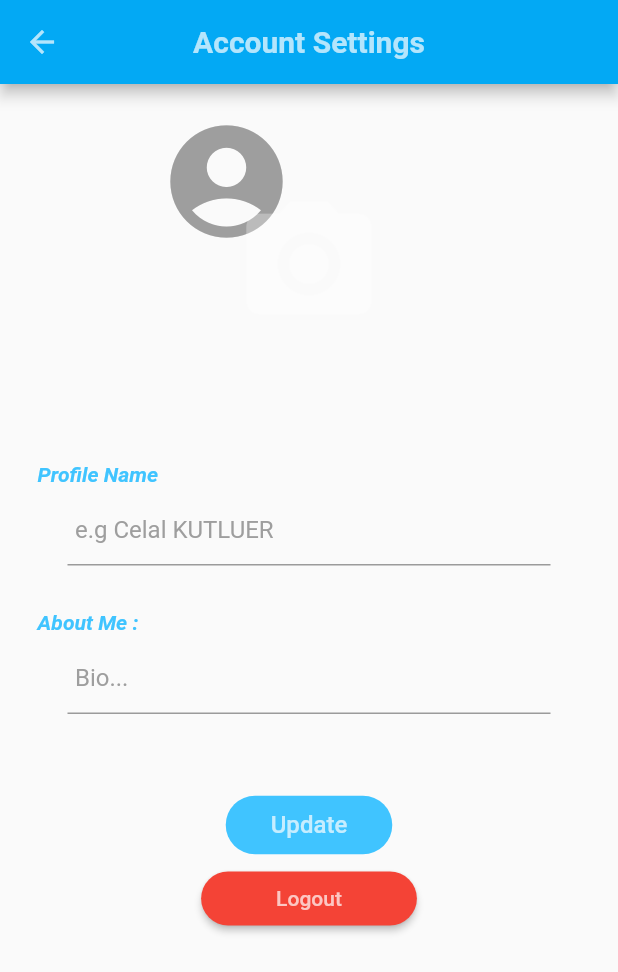
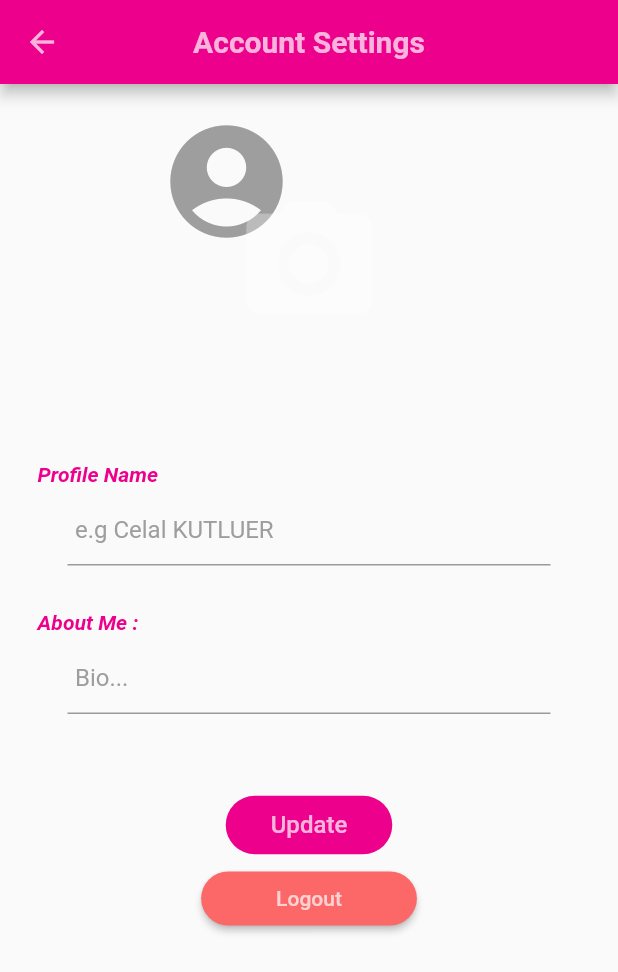
Before and after one commit to celalkutluer/flutter_chat_application, a Flutter app: the HomeScreen screen opened directly with empty values, after a tap on the "settings" icon, on a phone screen of 412 x 824 dp. Shown: the top 972 px of the screen. Run offline on Flutter 3.47's test engine with Material 2 defaults, Android fonts, the phone set to English and light mode, and no system bars; our stand-ins replace cached_network_image, cloud_firestore, firebase_auth, firebase_messaging, firebase_storage, flutter_local_notifications and 5 more; accounts and stored records are empty; network calls fail.

Commit message:
proje renk düzenlemeleri yapıldı.

```diff
--- a/lib/Pages/AccountSettingsPage.dart
+++ b/lib/Pages/AccountSettingsPage.dart
@@ -6,6 +6,7 @@ import 'package:firebase_storage/firebase_storage.dart';
 import 'package:flutter/cupertino.dart';
 import 'package:flutter/material.dart';
 import 'package:flutter_chat_app/Widgets/ProgressWidget.dart';
+import 'package:flutter_chat_app/Widgets/projectColors.dart';
 import 'package:flutter_chat_app/main.dart';
 import 'package:fluttertoast/fluttertoast.dart';
 import 'package:image_picker/image_picker.dart';
@@ -19,7 +20,7 @@ class Settings extends StatelessWidget {
     return Scaffold(
       appBar: AppBar(
         iconTheme: IconThemeData(color: Colors.white70),
-        backgroundColor: Colors.lightBlue,
+        backgroundColor: primaryProjectColor,
         title: Text(
           'Account Settings',
           style: TextStyle(color: Colors.white70, fontWeight: FontWeight.bold),
@@ -55,7 +56,6 @@ class SettingsScreenState extends State<SettingsScreen> {
 
   @override
   void initState() {
-    // TODO: implement initState
     super.initState();
 
     readDataFromLocal();
@@ -170,7 +170,7 @@ class SettingsScreenState extends State<SettingsScreen> {
                                         strokeWidth: 2.0,
                                         valueColor:
                                             AlwaysStoppedAnimation<Color>(
-                                                Colors.lightBlueAccent),
+                                                primaryProjectColor),
                                       ),
                                       width: 200.0,
                                       height: 200.0,
@@ -234,14 +234,14 @@ class SettingsScreenState extends State<SettingsScreen> {
                       style: TextStyle(
                           fontStyle: FontStyle.italic,
                           fontWeight: FontWeight.bold,
-                          color: Colors.lightBlueAccent),
+                          color: primaryProjectColor),
                     ),
                     margin: EdgeInsets.only(left: 10.0, bottom: 5.0, top: 10.0),
                   ),
                   Container(
                     child: Theme(
                       data: Theme.of(context)
-                          .copyWith(primaryColor: Colors.lightBlueAccent),
+                          .copyWith(primaryColor: primaryProjectColor),
                       child: TextField(
                         decoration: InputDecoration(
                           hintText: 'e.g Celal KUTLUER',
@@ -264,14 +264,14 @@ class SettingsScreenState extends State<SettingsScreen> {
                       style: TextStyle(
                           fontStyle: FontStyle.italic,
                           fontWeight: FontWeight.bold,
-                          color: Colors.lightBlueAccent),
+                          color: primaryProjectColor),
                     ),
                     margin: EdgeInsets.only(left: 10.0, bottom: 5.0, top: 30.0),
                   ),
                   Container(
                     child: Theme(
                       data: Theme.of(context)
-                          .copyWith(primaryColor: Colors.lightBlueAccent),
+                          .copyWith(primaryColor: primaryProjectColor),
                       child: TextField(
                         decoration: InputDecoration(
                           hintText: 'Bio...',
@@ -301,7 +301,7 @@ class SettingsScreenState extends State<SettingsScreen> {
                     'Update',
                     style: TextStyle(fontSize: 16.0),
                   ),
-                  color: Colors.lightBlueAccent,
+                  color: primaryProjectColor,
                   highlightColor: Colors.grey,
                   splashColor: Colors.transparent,
                   textColor: Colors.white70,
@@ -312,7 +312,7 @@ class SettingsScreenState extends State<SettingsScreen> {
               //Logout Button
               Container(
                 child: RaisedButton(
-                  color: Colors.red,
+                  color: accentProjectColor,
                   shape: RoundedRectangleBorder(
                     borderRadius: BorderRadius.circular(20.0),
                   ),
--- a/lib/Pages/HomePage.dart
+++ b/lib/Pages/HomePage.dart
@@ -5,6 +5,7 @@ import 'package:firebase_auth/firebase_auth.dart';
 import 'package:firebase_messaging/firebase_messaging.dart';
 import 'package:flutter/material.dart';
 import 'package:flutter_chat_app/Models/user.dart';
+import 'package:flutter_chat_app/Widgets/projectColors.dart';
 import 'package:flutter_chat_app/main.dart';
 import 'package:intl/intl.dart';
 import 'package:flutter_chat_app/Pages/ChattingPage.dart';
@@ -50,7 +51,7 @@ class HomeScreenState extends State<HomeScreen> {
           },
         ),
       ],
-      backgroundColor: Colors.lightBlue,
+      backgroundColor: primaryProjectColor,
       title: Container(
         margin: EdgeInsets.only(bottom: 4.0),
         child: TextFormField(
@@ -142,14 +143,14 @@ class HomeScreenState extends State<HomeScreen> {
           children: [
             Icon(
               Icons.group,
-              color: Colors.lightBlueAccent,
+              color: primaryProjectColor,
               size: 200.0,
             ),
             Text(
               'Search Users',
               textAlign: TextAlign.center,
               style: TextStyle(
-                color: Colors.lightBlueAccent,
+                color: primaryProjectColor,
                 fontSize: 50.0,
                 fontWeight: FontWeight.w500,
               ),
--- a/lib/Pages/LoginPage.dart
+++ b/lib/Pages/LoginPage.dart
@@ -7,6 +7,7 @@ import 'package:flutter/gestures.dart';
 import 'package:flutter/material.dart';
 import 'package:flutter_chat_app/Pages/HomePage.dart';
 import 'package:flutter_chat_app/Widgets/ProgressWidget.dart';
+import 'package:flutter_chat_app/Widgets/projectColors.dart';
 import 'package:flutter_local_notifications/flutter_local_notifications.dart';
 import 'package:fluttertoast/fluttertoast.dart';
 import 'package:google_sign_in/google_sign_in.dart';
@@ -68,8 +69,8 @@ class LoginScreenState extends State<LoginScreen> {
             begin: Alignment.topRight,
             end: Alignment.bottomLeft,
             colors: [
-              Color.fromRGBO(236, 0, 140, 1),
-              Color.fromRGBO(252, 103, 103, 1),
+              primaryProjectColor,
+              accentProjectColor,
             ],
           ),
         ),
--- /dev/null
+++ b/lib/Widgets/projectColors.dart
@@ -0,0 +1,3 @@
+import 'package:flutter/material.dart';
+Color primaryProjectColor=Color.fromRGBO(236, 0, 140, 1);
+Color accentProjectColor=Color.fromRGBO(252, 103, 103, 1);
--- a/lib/main.dart
+++ b/lib/main.dart
@@ -1,4 +1,5 @@
 import 'package:flutter/material.dart';
+import 'package:flutter_chat_app/Widgets/projectColors.dart';
 import 'Pages/LoginPage.dart';
 
 void main() => runApp(MyApp());
@@ -9,7 +10,8 @@ class MyApp extends StatelessWidget {
     return MaterialApp(
       title: 'Chat App',
       theme: ThemeData(
-        primaryColor: Colors.lightBlueAccent,
+        primaryColor: primaryProjectColor,
+        accentColor: accentProjectColor,
       ),
       home: LoginScreen(),
       /*Scaffold(
```
Also changed, not shown: lib/Pages/ChattingPage.dart (+14 -14 lines).
